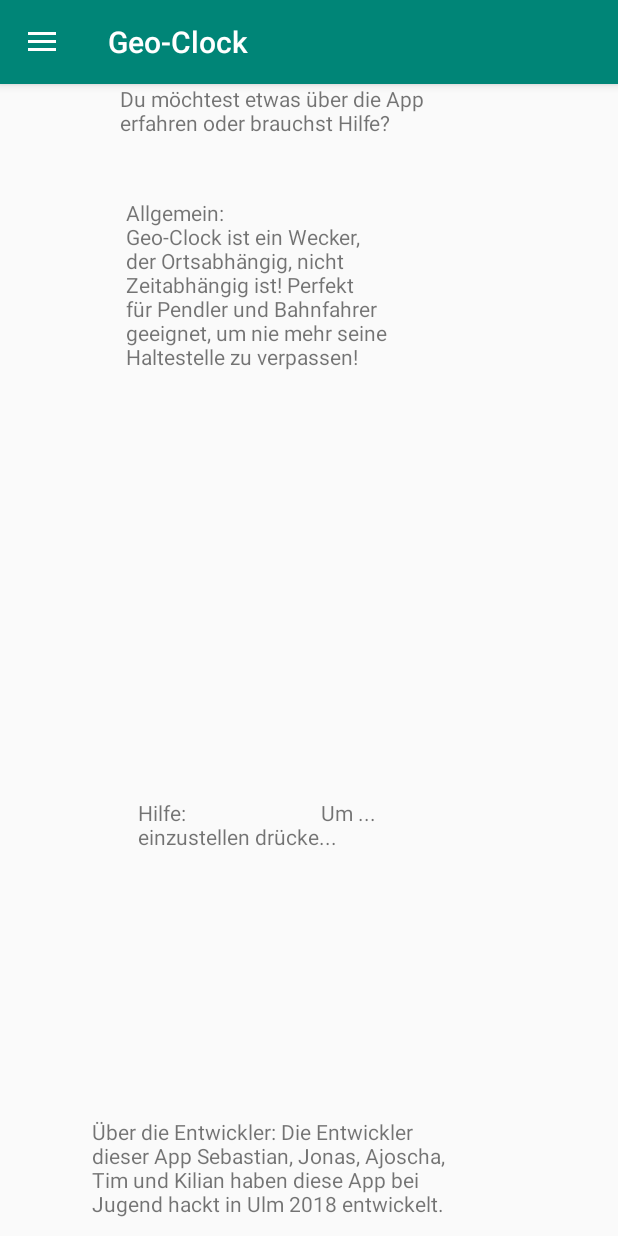
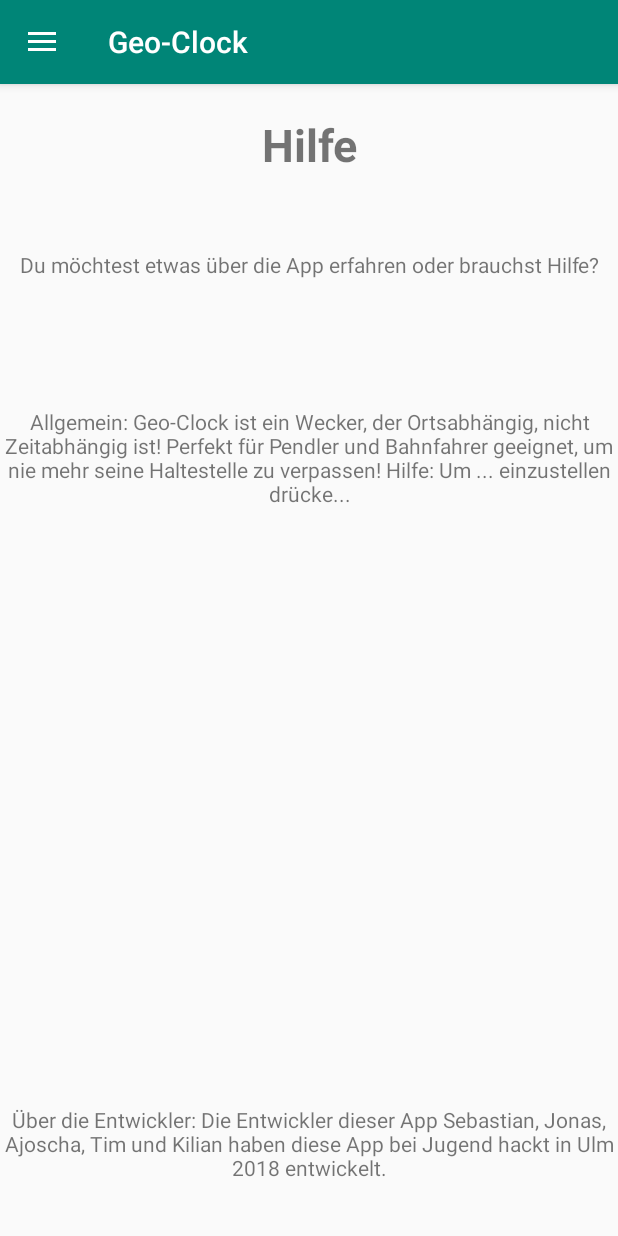
Before and after one commit to Jugendhackt/Geo-Clock, an Android app: the screen it shows after launch (MainActivity), in the side drawer, after a tap on "Hilfe", on a phone screen of 412 x 824 dp. Run offline under Robolectric (Android 15) with nearby library versions, the phone set to English and light mode, and no system bars.

Commit message:
Upgedatete Hilfe

```diff
--- a/app/src/main/res/layout/anleitung.xml
+++ b/app/src/main/res/layout/anleitung.xml
@@ -5,51 +5,59 @@
 
     <TextView
         android:id="@+id/textView5"
-        android:layout_width="252dp"
-        android:layout_height="51dp"
+        android:layout_width="match_parent"
+        android:layout_height="54dp"
         android:layout_above="@+id/textView"
+        android:layout_below="@+id/textView6"
         android:layout_alignParentStart="true"
         android:layout_alignParentLeft="true"
-        android:layout_marginStart="80dp"
-        android:layout_marginLeft="80dp"
+        android:layout_centerHorizontal="true"
+        android:layout_marginStart="0dp"
+        android:layout_marginLeft="0dp"
+        android:layout_marginTop="50dp"
         android:layout_marginBottom="-49dp"
-        android:text="Du möchtest etwas über die App erfahren oder brauchst Hilfe?" />
+        android:text="Du möchtest etwas über die App erfahren oder brauchst Hilfe?"
+        android:textAlignment="center" />
 
     <TextView
-        android:id="@+id/textView9"
-        android:layout_width="166dp"
+        android:id="@+id/textView11"
+        android:layout_width="match_parent"
+        android:layout_height="152dp"
+        android:layout_below="@+id/textView5"
+        android:layout_alignParentStart="true"
+        android:layout_marginStart="0dp"
+        android:layout_marginTop="100dp"
+        android:text="Allgemein: Geo-Clock ist ein Wecker, der Ortsabhängig, nicht Zeitabhängig ist! Perfekt für Pendler und Bahnfahrer geeignet, um nie mehr seine Haltestelle zu verpassen! Hilfe: Um ... einzustellen drücke..."
+        android:textAlignment="center" />
+
+    <TextView
+        android:id="@+id/textView12"
+        android:layout_width="match_parent"
+        android:layout_height="67dp"
+        android:layout_alignParentStart="true"
+        android:layout_alignParentLeft="true"
+        android:layout_alignParentBottom="true"
+        android:layout_centerHorizontal="true"
+        android:layout_marginStart="0dp"
+        android:layout_marginLeft="0dp"
+        android:layout_marginBottom="20dp"
+        android:text="Über die Entwickler: Die Entwickler dieser App Sebastian, Jonas, Ajoscha, Tim und Kilian haben diese App bei Jugend hackt in Ulm 2018 entwickelt."
+        android:textAlignment="center" />
+
+    <TextView
+        android:id="@+id/textView6"
+        android:layout_width="match_parent"
         android:layout_height="wrap_content"
-        android:layout_alignEnd="@+id/textView5"
         android:layout_alignParentStart="true"
         android:layout_alignParentLeft="true"
         android:layout_alignParentTop="true"
-        android:layout_marginStart="84dp"
-        android:layout_marginLeft="84dp"
-        android:layout_marginTop="76dp"
-        android:layout_marginEnd="53dp"
-        android:text="Allgemein:                                Geo-Clock ist ein Wecker, der Ortsabhängig, nicht Zeitabhängig ist! Perfekt für Pendler und Bahnfahrer geeignet, um nie mehr seine Haltestelle zu verpassen! " />
-
-    <TextView
-        android:id="@+id/textView11"
-        android:layout_width="175dp"
-        android:layout_height="128dp"
-        android:layout_alignParentStart="true"
-        android:layout_alignParentLeft="true"
-        android:layout_alignParentBottom="true"
-        android:layout_marginStart="92dp"
-        android:layout_marginLeft="92dp"
-        android:layout_marginBottom="164dp"
-        android:text="Hilfe:                           Um ... einzustellen drücke..." />
-
-    <TextView
-        android:id="@+id/textView12"
-        android:layout_width="250dp"
-        android:layout_height="68dp"
-        android:layout_alignParentStart="true"
-        android:layout_alignParentLeft="true"
-        android:layout_alignParentBottom="true"
-        android:layout_marginStart="61dp"
-        android:layout_marginLeft="61dp"
-        android:layout_marginBottom="11dp"
-        android:text="Über die Entwickler: Die Entwickler dieser App Sebastian, Jonas, Ajoscha, Tim und Kilian haben diese App bei Jugend hackt in Ulm 2018 entwickelt." />
+        android:layout_centerInParent="false"
+        android:layout_centerHorizontal="true"
+        android:layout_marginStart="0dp"
+        android:layout_marginLeft="0dp"
+        android:layout_marginTop="20dp"
+        android:text="Hilfe"
+        android:textAlignment="center"
+        android:textSize="30sp"
+        android:textStyle="bold" />
 </RelativeLayout>
```
